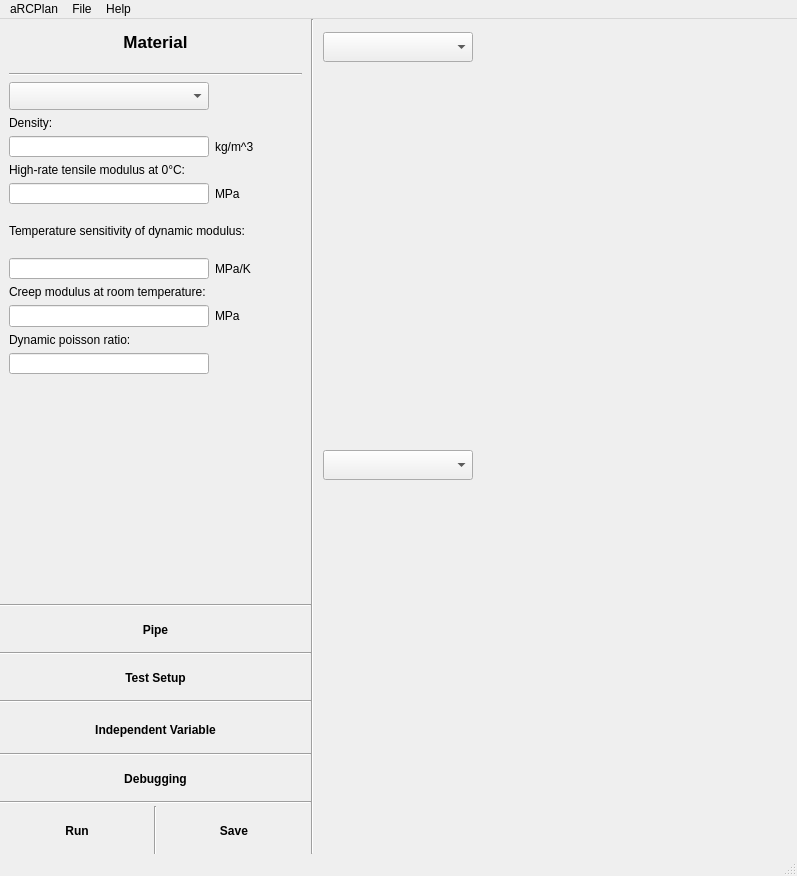
First picture: the form in Source/guimain.ui, repository FraserEdwards/aRCPlanQt, before the edit.
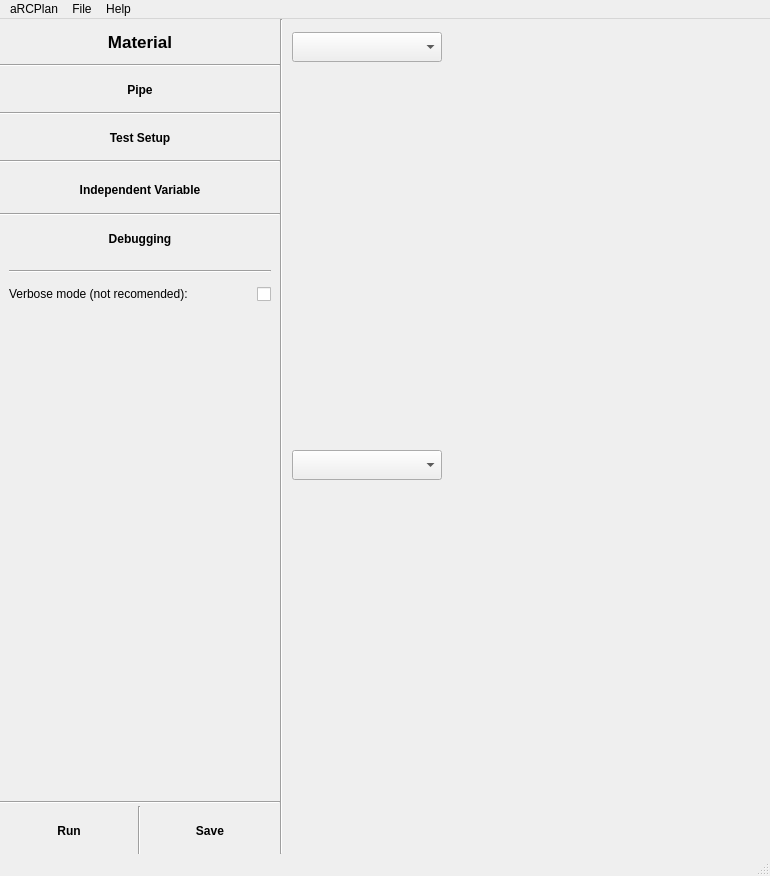
Second picture: the form after the edit. Custom widgets are drawn as their Qt base class.

The edit to the form file:
```diff
--- a/Source/guimain.ui
+++ b/Source/guimain.ui
@@ -9,26 +9,26 @@
    <rect>
     <x>0</x>
     <y>0</y>
-    <width>797</width>
+    <width>770</width>
     <height>855</height>
    </rect>
   </property>
   <property name="sizePolicy">
-   <sizepolicy hsizetype="Fixed" vsizetype="Fixed">
+   <sizepolicy hsizetype="Preferred" vsizetype="Fixed">
     <horstretch>0</horstretch>
     <verstretch>0</verstretch>
    </sizepolicy>
   </property>
   <property name="minimumSize">
    <size>
-    <width>790</width>
+    <width>770</width>
     <height>0</height>
    </size>
   </property>
   <property name="maximumSize">
    <size>
-    <width>797</width>
-    <height>855</height>
+    <width>750</width>
+    <height>879</height>
    </size>
   </property>
   <property name="windowTitle">
@@ -38,6 +38,18 @@
    <bool>false</bool>
   </property>
   <widget class="QWidget" name="centralwidget">
+   <property name="minimumSize">
+    <size>
+     <width>760</width>
+     <height>0</height>
+    </size>
+   </property>
+   <property name="maximumSize">
+    <size>
+     <width>760</width>
+     <height>16777215</height>
+    </size>
+   </property>
    <property name="styleSheet">
     <string notr="true"/>
    </property>
@@ -59,6 +71,18 @@
     </property>
     <item row="0" column="0" rowspan="3" colspan="2">
      <widget class="QFrame" name="frame_2">
+      <property name="minimumSize">
+       <size>
+        <width>280</width>
+        <height>0</height>
+       </size>
+      </property>
+      <property name="maximumSize">
+       <size>
+        <width>280</width>
+        <height>16777215</height>
+       </size>
+      </property>
       <property name="frameShape">
        <enum>QFrame::Box</enum>
       </property>
@@ -153,13 +177,13 @@
             <property name="minimumSize">
              <size>
               <width>0</width>
-              <height>540</height>
+              <height>0</height>
              </size>
             </property>
             <property name="maximumSize">
              <size>
               <width>16777215</width>
-              <height>540</height>
+              <height>0</height>
              </size>
             </property>
             <property name="sizeIncrement">
@@ -253,7 +277,7 @@
                <item>
                 <widget class="QLabel" name="label_17">
                  <property name="text">
-                  <string>MPa/K</string>
+                  <string>&lt;html&gt;&lt;head/&gt;&lt;body&gt;&lt;p&gt;MPaK&lt;span style=&quot; vertical-align:super;&quot;&gt;-1&lt;/span&gt;&lt;/p&gt;&lt;/body&gt;&lt;/html&gt;</string>
                  </property>
                 </widget>
                </item>
@@ -320,7 +344,7 @@
                <item>
                 <widget class="QLabel" name="label_15">
                  <property name="text">
-                  <string>kg/m^3</string>
+                  <string>&lt;html&gt;&lt;head/&gt;&lt;body&gt;&lt;p&gt;kgm&lt;span style=&quot; vertical-align:super;&quot;&gt;-3&lt;/span&gt;&lt;/p&gt;&lt;/body&gt;&lt;/html&gt;</string>
                  </property>
                 </widget>
                </item>
@@ -1420,13 +1444,13 @@
             <property name="minimumSize">
              <size>
               <width>0</width>
-              <height>0</height>
+              <height>540</height>
              </size>
             </property>
             <property name="maximumSize">
              <size>
               <width>16777215</width>
-              <height>0</height>
+              <height>540</height>
              </size>
             </property>
             <property name="sizeIncrement">
@@ -1447,15 +1471,21 @@
             <layout class="QGridLayout" name="gridLayout_9">
              <item row="1" column="1">
               <widget class="QCheckBox" name="verbose">
+               <property name="sizePolicy">
+                <sizepolicy hsizetype="Fixed" vsizetype="Preferred">
+                 <horstretch>0</horstretch>
+                 <verstretch>0</verstretch>
+                </sizepolicy>
+               </property>
                <property name="minimumSize">
                 <size>
-                 <width>30</width>
+                 <width>0</width>
                  <height>0</height>
                 </size>
                </property>
                <property name="maximumSize">
                 <size>
-                 <width>30</width>
+                 <width>16777215</width>
                  <height>16777215</height>
                 </size>
                </property>
@@ -1476,6 +1506,12 @@
              </item>
              <item row="1" column="0">
               <widget class="QLabel" name="label_4">
+               <property name="minimumSize">
+                <size>
+                 <width>0</width>
+                 <height>30</height>
+                </size>
+               </property>
                <property name="text">
                 <string>Verbose mode (not recomended):</string>
                </property>
@@ -1484,7 +1520,7 @@
                </property>
               </widget>
              </item>
-             <item row="2" column="0">
+             <item row="2" column="0" colspan="2">
               <spacer name="verticalSpacer_3">
                <property name="orientation">
                 <enum>Qt::Vertical</enum>
@@ -1636,6 +1672,18 @@
     </item>
     <item row="0" column="3" rowspan="3" colspan="2">
      <widget class="QFrame" name="frame_3">
+      <property name="sizePolicy">
+       <sizepolicy hsizetype="Fixed" vsizetype="Preferred">
+        <horstretch>0</horstretch>
+        <verstretch>0</verstretch>
+       </sizepolicy>
+      </property>
+      <property name="minimumSize">
+       <size>
+        <width>460</width>
+        <height>0</height>
+       </size>
+      </property>
       <property name="frameShape">
        <enum>QFrame::Box</enum>
       </property>
@@ -1664,14 +1712,14 @@
        <item>
         <widget class="QFrame" name="crackframe">
          <property name="sizePolicy">
-          <sizepolicy hsizetype="Preferred" vsizetype="Preferred">
+          <sizepolicy hsizetype="Fixed" vsizetype="Preferred">
            <horstretch>0</horstretch>
            <verstretch>0</verstretch>
           </sizepolicy>
          </property>
          <property name="minimumSize">
           <size>
-           <width>400</width>
+           <width>490</width>
            <height>100</height>
           </size>
          </property>
@@ -1697,27 +1745,6 @@
           <number>0</number>
          </property>
          <layout class="QGridLayout" name="gridLayout_5">
-          <item row="1" column="0" colspan="3">
-           <widget class="QCustomPlot" name="Crackplot" native="true">
-            <property name="sizePolicy">
-             <sizepolicy hsizetype="Fixed" vsizetype="Fixed">
-              <horstretch>0</horstretch>
-              <verstretch>0</verstretch>
-             </sizepolicy>
-            </property>
-            <property name="minimumSize">
-             <size>
-              <width>465</width>
-              <height>350</height>
-             </size>
-            </property>
-            <property name="font">
-             <font>
-              <kerning>true</kerning>
-             </font>
-            </property>
-           </widget>
-          </item>
           <item row="0" column="0">
            <widget class="QComboBox" name="varCombo">
             <property name="sizePolicy">
@@ -1753,14 +1780,48 @@
             </property>
            </widget>
           </item>
+          <item row="1" column="0" colspan="2">
+           <widget class="QCustomPlot" name="Crackplot" native="true">
+            <property name="sizePolicy">
+             <sizepolicy hsizetype="Fixed" vsizetype="Fixed">
+              <horstretch>0</horstretch>
+              <verstretch>0</verstretch>
+             </sizepolicy>
+            </property>
+            <property name="minimumSize">
+             <size>
+              <width>450</width>
+              <height>350</height>
+             </size>
+            </property>
+            <property name="maximumSize">
+             <size>
+              <width>450</width>
+              <height>16777215</height>
+             </size>
+            </property>
+            <property name="font">
+             <font>
+              <kerning>true</kerning>
+             </font>
+            </property>
+            <zorder>plotframe</zorder>
+           </widget>
+          </item>
          </layout>
         </widget>
        </item>
        <item>
         <widget class="QFrame" name="plotframe">
+         <property name="sizePolicy">
+          <sizepolicy hsizetype="Fixed" vsizetype="Preferred">
+           <horstretch>0</horstretch>
+           <verstretch>0</verstretch>
+          </sizepolicy>
+         </property>
          <property name="minimumSize">
           <size>
-           <width>400</width>
+           <width>490</width>
            <height>100</height>
           </size>
          </property>
@@ -1785,8 +1846,8 @@
          <property name="lineWidth">
           <number>0</number>
          </property>
-         <layout class="QGridLayout" name="gridLayout_6">
-          <item row="0" column="0">
+         <layout class="QVBoxLayout" name="verticalLayout_3">
+          <item>
            <widget class="QComboBox" name="yCombo">
             <property name="sizePolicy">
              <sizepolicy hsizetype="Fixed" vsizetype="Fixed">
@@ -1814,7 +1875,7 @@
             </property>
            </widget>
           </item>
-          <item row="1" column="0">
+          <item>
            <widget class="QCustomPlot" name="Resultsplot" native="true">
             <property name="sizePolicy">
              <sizepolicy hsizetype="Fixed" vsizetype="Fixed">
@@ -1824,10 +1885,16 @@
             </property>
             <property name="minimumSize">
              <size>
-              <width>465</width>
+              <width>450</width>
               <height>350</height>
              </size>
             </property>
+            <property name="maximumSize">
+             <size>
+              <width>450</width>
+              <height>16777215</height>
+             </size>
+            </property>
             <property name="contextMenuPolicy">
              <enum>Qt::NoContextMenu</enum>
             </property>
@@ -1862,7 +1929,7 @@
     <rect>
      <x>0</x>
      <y>0</y>
-     <width>797</width>
+     <width>770</width>
      <height>22</height>
     </rect>
    </property>
```
Left out of the diff: 198 changed lines with no effect on the pictures.
